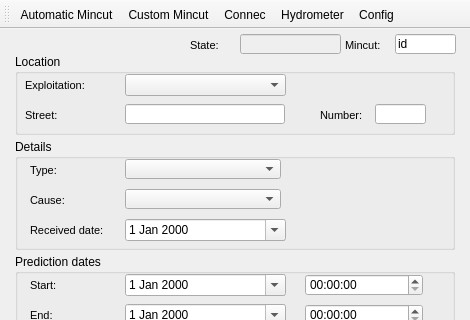
Above: ui/mincut.ui from Giswater/giswater_qgis_plugin before the change; both pictures show x 0 to 470 and y 0 to 320 of the 470 by 656 pixel window. Below: the same form after it.
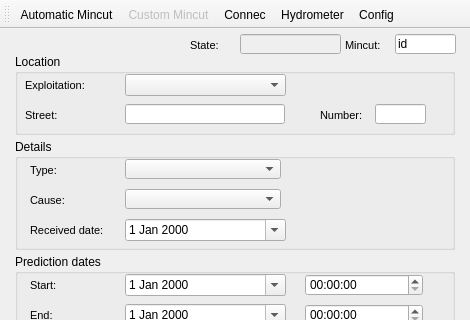
That is the form after the change. Icons and pictures are not drawn.

What changed in the file:
```diff
--- a/ui/mincut.ui
+++ b/ui/mincut.ui
@@ -922,6 +922,9 @@
    </property>
   </action>
   <action name="actionCustomMincut">
+   <property name="enabled">
+    <bool>false</bool>
+   </property>
    <property name="icon">
     <iconset>
      <normaloff>../icons/123.png</normaloff>../icons/123.png</iconset>
```
Left out of the diff: 10 changed lines with no effect on the pictures.
